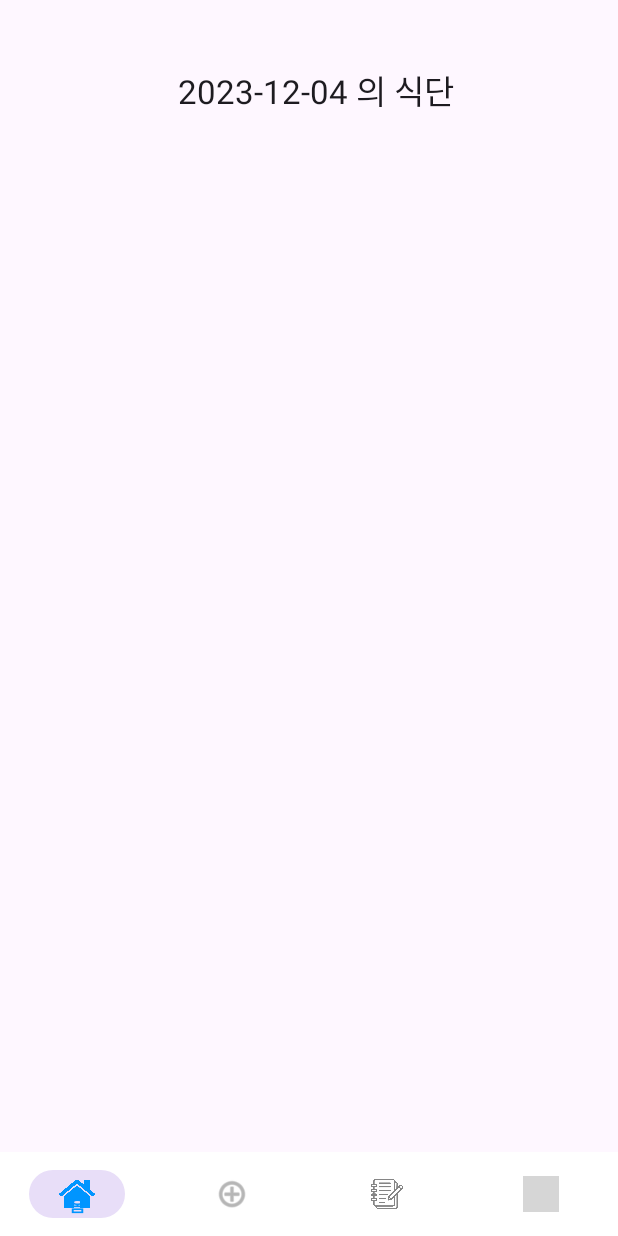
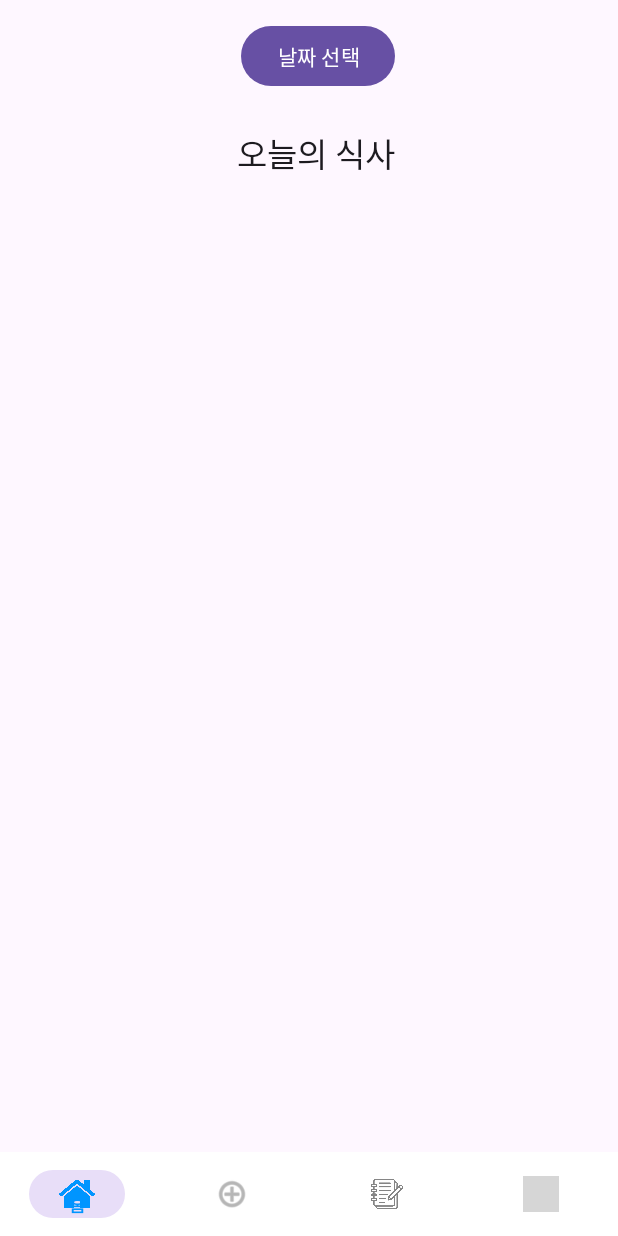
Before and after one commit to Joonw00/MobileSoft, an Android app: the screen it shows after launch (MainActivity), on a phone screen of 412 x 824 dp. Run offline under Robolectric (Android 15) with nearby library versions, the phone set to English and light mode, and no system bars; grey boxes are pictures that could not be loaded.

Commit message:
날짜에 맞는 리스트만 가져오기, 식사 유형 선택

```diff
--- a/app/src/main/java/com/example/mobilesoftwareproject/HomeFragment.java
+++ b/app/src/main/java/com/example/mobilesoftwareproject/HomeFragment.java
@@ -1,5 +1,6 @@
 package com.example.mobilesoftwareproject;
 
+import android.app.DatePickerDialog;
 import android.content.Context;
 import android.database.Cursor;
 import android.graphics.Bitmap;
@@ -8,7 +9,9 @@ import android.os.Bundle;
 import android.view.LayoutInflater;
 import android.view.View;
 import android.view.ViewGroup;
+import android.widget.Button;
 import android.widget.CursorAdapter;
+import android.widget.DatePicker;
 import android.widget.ImageView;
 import android.widget.ListView;
 import android.widget.SimpleCursorAdapter;
@@ -21,10 +24,13 @@ import java.util.Calendar;
 import java.util.Date;
 import java.util.Locale;
 
+
 public class HomeFragment extends Fragment {
 
     private ListView listView;
     private CursorAdapter cursorAdapter;
+    private Button titleDateButton;
+    private TextView textViewDate;
     // Define the columns to retrieve from the database
     String[] columns = {
             MyContentProvider.LOCATION,
@@ -68,13 +74,19 @@ public class HomeFragment extends Fragment {
                 0
         );
         listView.setAdapter(cursorAdapter);
+        // onCreateView 내부에서
+        titleDateButton = view.findViewById(R.id.titleDateButton);
+        titleDateButton.setOnClickListener(new View.OnClickListener() {
+            @Override
+            public void onClick(View view) {
+                showDatePickerDialogForData();
+            }
+        });
+
 
         // 데이터베이스에서 데이터를 로드
-        loadDataFromProvider();
         // TextView에 오늘의 날짜 표시
-        TextView textViewDate = view.findViewById(R.id.hometitle);
-        String currentDate = getCurrentDate() + " 의 식단";
-        textViewDate.setText(currentDate);
+        textViewDate = view.findViewById(R.id.hometitle);
 
         return view;
     }
@@ -89,6 +101,39 @@ public class HomeFragment extends Fragment {
         // 현재 날짜를 문자열로 반환
         return dateFormat.format(currentDate);
     }
+    private void showDatePickerDialogForData() {
+        // 현재 날짜를 기본값으로 설정
+        Calendar calendar = Calendar.getInstance();
+        int year = calendar.get(Calendar.YEAR);
+        int month = calendar.get(Calendar.MONTH);
+        int day = calendar.get(Calendar.DAY_OF_MONTH);
+
+        // DatePickerDialog를 생성하고 설정
+        DatePickerDialog datePickerDialog = new DatePickerDialog(
+                requireContext(),
+                new DatePickerDialog.OnDateSetListener() {
+                    @Override
+                    public void onDateSet(DatePicker view, int year, int monthOfYear, int dayOfMonth) {
+                        // 사용자가 선택한 날짜를 처리
+                        String selectedDate = year + "-" + (monthOfYear + 1) + "-" + dayOfMonth;
+                        // monthOfYear는 0부터 시작하므로 1을 더해줍니다.
+                        // 예: 0(Jan), 1(Feb), ..., 11(Dec)
+
+                        String title = selectedDate+ " 의 식단";
+                        textViewDate.setText(title);
+                        // Load data from the provider for the selected date
+                        loadDataFromProvider(selectedDate);
+                    }
+                },
+                year, // 초기 년도 - 현재 년도 또는 기본값으로 설정
+                month, // 초기 월 - 현재 월 또는 기본값으로 설정
+                day // 초기 일 - 현재 일 또는 기본값으로 설정
+        );
+
+        // DatePickerDialog를 표시
+        datePickerDialog.show();
+    }
+
 
     private class CustomCursorAdapter extends SimpleCursorAdapter {
 
@@ -134,17 +179,18 @@ public class HomeFragment extends Fragment {
 
 
 
-        private void loadDataFromProvider() {
-            // Query the database using ContentProvider
+    private void loadDataFromProvider(String selectedDate) {
+        // Query the database using ContentProvider with the selected date condition
         Cursor cursor = getActivity().getContentResolver().query(
                 MyContentProvider.CONTENT_URI,
                 null,
-                    null,
-                    null,
+                MyContentProvider.TIME + " LIKE ?",
+                new String[]{selectedDate + "%"},  // Use the selected date as a prefix
                 null
         );
 
         // Update the Cursor in the CursorAdapter
         cursorAdapter.swapCursor(cursor);
     }
+
 }
--- a/app/src/main/java/com/example/mobilesoftwareproject/MyContentProvider.java
+++ b/app/src/main/java/com/example/mobilesoftwareproject/MyContentProvider.java
@@ -32,6 +32,7 @@ public class MyContentProvider extends ContentProvider {
 
     // 데이터베이스 테이블의 열 이름 정의
     public static final String LOCATION = "location";
+    public static final String TYPE = "type";
     public static final String FOOD_NAME = "food_name";
     public static final String BEVERAGE_NAME = "beverage_name";
     public static final String IMPRESSIONS = "impressions";
@@ -44,12 +45,13 @@ public class MyContentProvider extends ContentProvider {
             "CREATE TABLE " + DATABASE_TABLE + " (" +
                     "_id INTEGER PRIMARY KEY AUTOINCREMENT, " +
                     LOCATION + " TEXT, " +
+                    TYPE + "TEXT," +
                     FOOD_NAME + " TEXT, " +
                     BEVERAGE_NAME + " TEXT, " +
                     IMPRESSIONS + " TEXT, " +
                     TIME + " TEXT, " +
                     COST + " TEXT," +
-                    PHOTO + "BLOB);";
+                    PHOTO + " BLOB);";
 
     // UriMatcher를 사용하여 URI를 기반으로 ContentProvider에 대한 작업 식별
     private static final UriMatcher sUriMatcher;
--- a/app/src/main/res/layout/fragment_home.xml
+++ b/app/src/main/res/layout/fragment_home.xml
@@ -10,13 +10,14 @@
     <ListView
         android:id="@+id/listView"
         android:layout_width="380dp"
-        android:layout_height="663dp"
+        android:layout_height="0dp"
+        android:layout_marginBottom="44dp"
         android:divider="@android:color/darker_gray"
         android:dividerHeight="0.5dp"
         app:layout_constraintBottom_toBottomOf="parent"
         app:layout_constraintEnd_toEndOf="parent"
         app:layout_constraintStart_toStartOf="parent"
-        app:layout_constraintTop_toBottomOf="@+id/hometitle" />
+        app:layout_constraintTop_toBottomOf="@+id/titleDateButton" />
 
     <TextView
         android:id="@+id/hometitle"
@@ -34,6 +35,18 @@
         app:layout_constraintStart_toStartOf="parent"
         app:layout_constraintTop_toTopOf="parent" />
 
+    <Button
+        android:id="@+id/titleDateButton"
+        android:layout_width="wrap_content"
+        android:layout_height="wrap_content"
+        android:layout_marginTop="13dp"
+        android:layout_marginBottom="123dp"
+        android:text="날짜 선택"
+        app:layout_constraintBottom_toTopOf="@+id/listView"
+        app:layout_constraintEnd_toEndOf="parent"
+        app:layout_constraintStart_toStartOf="parent"
+        app:layout_constraintTop_toTopOf="parent" />
+
     <!-- Include the layout for each item in the ListView (list_item_layout.xml) -->
     <!-- Adjust the layout accordingly based on your requirements -->
     <!-- Make sure to include TextViews for each column in your Cursor -->
```
Also changed, not shown: app/src/main/java/com/example/mobilesoftwareproject/RegisterFragment.java (+8 -0 lines), app/src/main/res/layout/fragment_register.xml (+15 -3 lines). Lines whose indentation alone changed are shown as unchanged.
